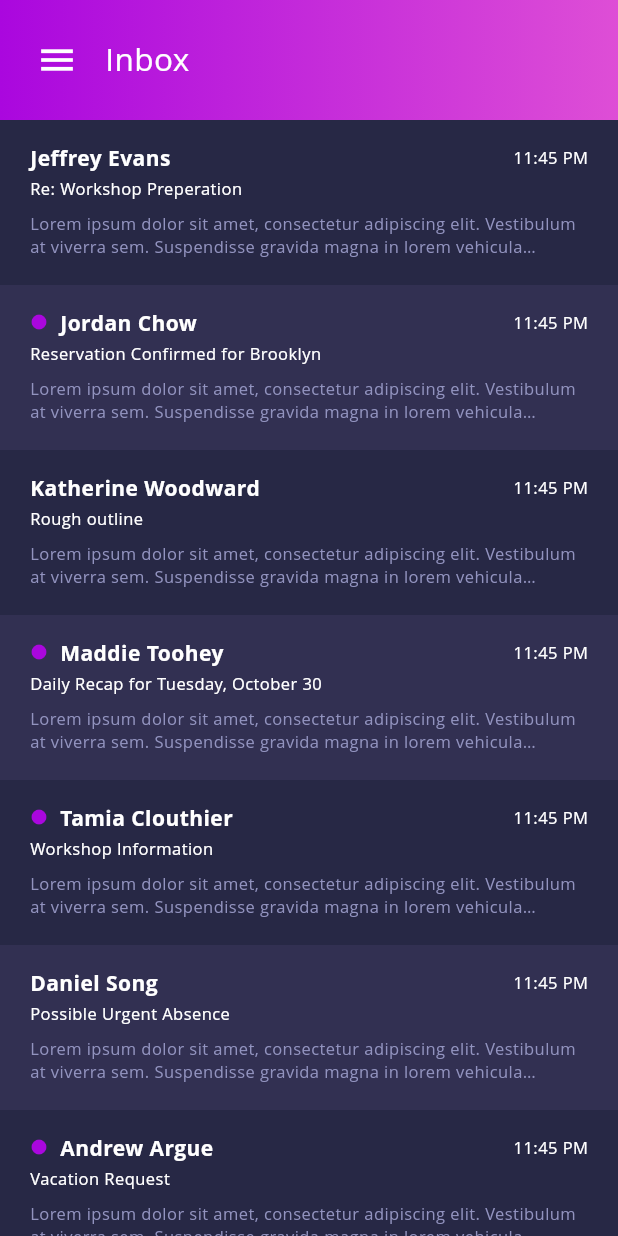
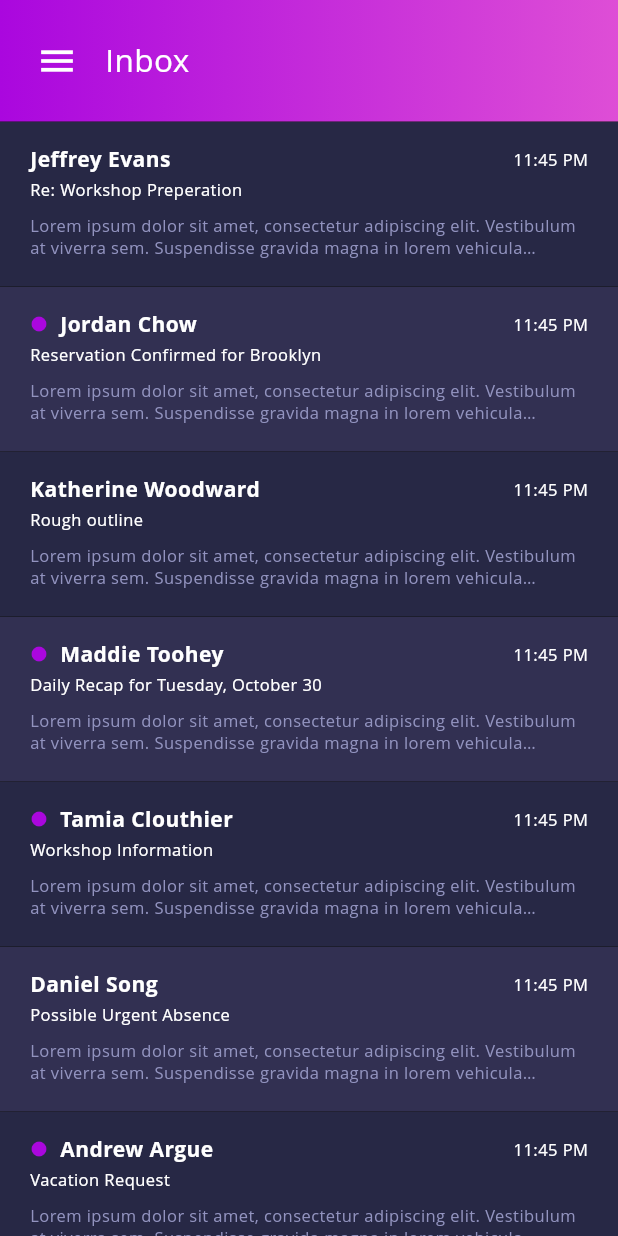
Before and after one commit to gskinnerTeam/flutter_vignettes, a Flutter app: the screen it shows after launch, on a phone screen of 412 x 824 dp. Run offline on Flutter 3.47's test engine with Material 2 defaults, Android fonts, the phone set to English and light mode, and no system bars; our stand-ins replace outline_material_icons.

Commit message:
particle_swipe: Fixes for header size

```diff
--- a/vignettes/particle_swipe/lib/demo.dart
+++ b/vignettes/particle_swipe/lib/demo.dart
@@ -24,7 +24,7 @@ class ParticleSwipeDemo extends StatefulWidget {
 }
 
 class ParticleSwipeDemoState extends State<ParticleSwipeDemo> with SingleTickerProviderStateMixin {
-  static const double headerHeight = 80;
+  //static const double headerHeight = 80;
   GlobalKey<AnimatedListState> _listKey = GlobalKey<AnimatedListState>();
   ListModel _model;
   SpriteSheet _spriteSheet;
@@ -65,32 +65,31 @@ class ParticleSwipeDemoState extends State<ParticleSwipeDemo> with SingleTickerP
     Size screenSize = MediaQuery.of(context).size;
     // Draw the header and List UI with a ParticleFieldPainter layered over top:
     return Scaffold(
-      body: Stack(children: <Widget>[
-        Align(
-          alignment: Alignment.bottomCenter,
-          child: Container(
-            height: screenSize.height - headerHeight,
-            child: _buildList(),
-          ),
-        ),
+      body: Column(
+        children: [
           _buildHeader(),
+          Flexible(
+            child: Stack(children: <Widget>[
+              _buildList(),
               Positioned.fill(
-            bottom: MediaQuery.of(context).size.height * .16,
                   child: IgnorePointer(
                     child: CustomPaint(painter: ParticleFieldPainter(field: _particleField, spriteSheet: _spriteSheet)),
                   )),
             ]),
+          )
+        ],
+      ),
     );
   }
 
   Widget _buildHeader() {
     return Container(
-      height: headerHeight,
       decoration: BoxDecoration(gradient: LinearGradient(colors: [Color(0xffaa07de), Color(0xffde4ed6)])),
-      child: Stack(fit: StackFit.expand, children: <Widget>[
+      child: SafeArea(
+        child: Stack(children: <Widget>[
           SafeArea(
               child: Padding(
-          padding: const EdgeInsets.symmetric(horizontal: 24.0),
+            padding: const EdgeInsets.symmetric(horizontal: 24.0, vertical: 26),
             child: Row(children: <Widget>[
               Icon(Icons.menu, size: 28),
               SizedBox(width: 18),
@@ -98,6 +97,7 @@ class ParticleSwipeDemoState extends State<ParticleSwipeDemo> with SingleTickerP
             ]),
           )),
         ]),
+      ),
     );
   }
 
@@ -123,7 +123,7 @@ class ParticleSwipeDemoState extends State<ParticleSwipeDemo> with SingleTickerP
 
     if (action == SwipeAction.remove) {
       // Delay the start of the effect a little bit, so the item is mostly closed before it begins.
-      Future.delayed(Duration(milliseconds: 100)).then((_) => _particleField.lineExplosion(x, y + 1.0, w));
+      Future.delayed(Duration(milliseconds: 100)).then((_) => _particleField.lineExplosion(x, y - 130, w));
 
       // Remove the item (using the ItemModel to sync everything), and redraw the UI (to update count):
       setState(() {
@@ -134,7 +134,7 @@ class ParticleSwipeDemoState extends State<ParticleSwipeDemo> with SingleTickerP
     if (action == SwipeAction.favorite) {
       data.toggleFavorite();
       if (data.isFavorite) {
-        _particleField.pointExplosion(x + 63, y + 49, 100);
+        _particleField.pointExplosion(x + 60, y - 80, 100);
       }
     }
   }
--- a/vignettes/particle_swipe/lib/main.dart
+++ b/vignettes/particle_swipe/lib/main.dart
@@ -21,6 +21,6 @@ class App extends StatelessWidget {
           textTheme: Theme.of(context).textTheme.apply(bodyColor: Colors.white, fontFamily: 'OpenSans'),
           iconTheme: Theme.of(context).iconTheme.copyWith(color: Colors.white),
         ),
-        home: ParticleSwipeDemo());
+        home: SafeArea(child: ParticleSwipeDemo()));
   }
 }
```
Also changed, not shown: vignettes/particle_swipe/pubspec.lock. Lines whose indentation alone changed are shown as unchanged.
